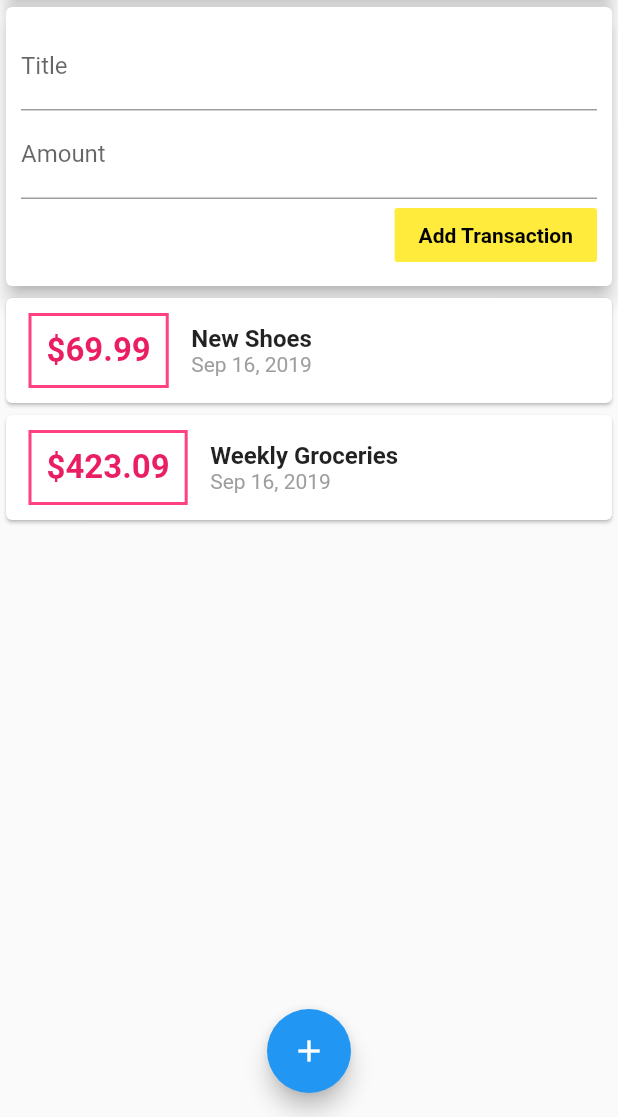
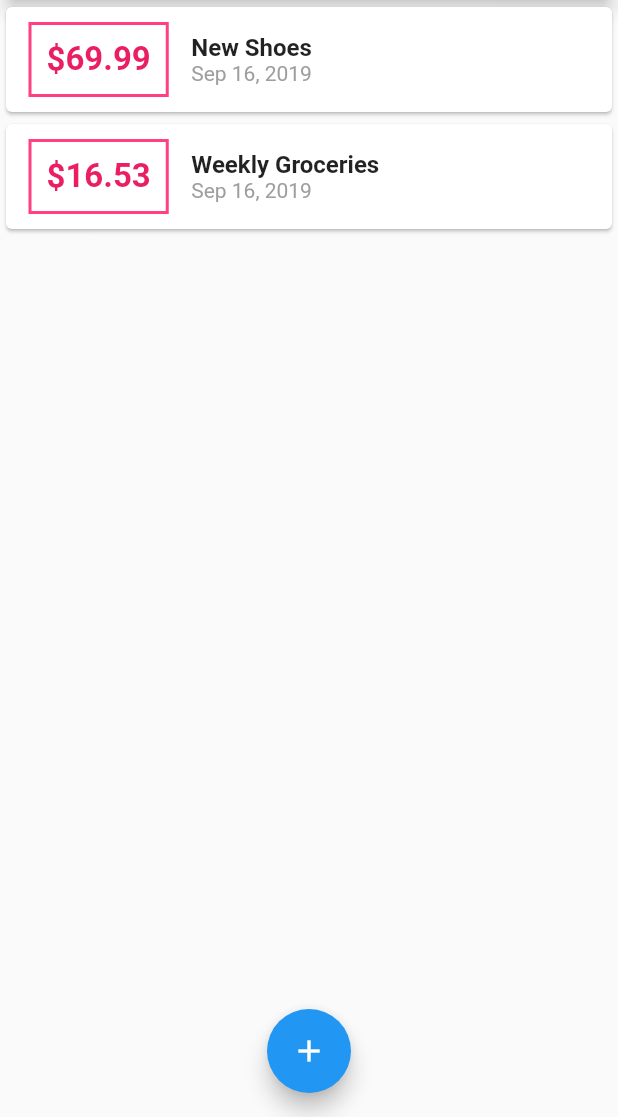
Before and after one commit to Fatimamostafa/Flutter, a Flutter app: the screen it shows after launch, on a phone screen of 412 x 824 dp, the part 119-1236 px from its top. Run offline on Flutter 3.47's test engine with Material 2 defaults, Android fonts, the phone set to English and light mode, and no system bars.

```diff
--- a/lib/main.dart
+++ b/lib/main.dart
@@ -1,5 +1,7 @@
 import 'package:flutter/material.dart';
-import './widgets/user_transaction.dart';
+import 'package:flutter_basics/widgets/transaction_list.dart';
+import './models/transaction.dart';
+import './widgets/new_transaction.dart';
 
 
 void main() => runApp(MyApp());
@@ -14,8 +16,53 @@ class MyApp extends StatelessWidget {
   }
 }
 
-class MyHomePage extends StatelessWidget {
+class MyHomePage extends StatefulWidget {
 
+  @override
+  _MyHomePageState createState() => _MyHomePageState();
+}
+
+class _MyHomePageState extends State<MyHomePage> {
+  final List<Transaction> _userTransactions = [
+    Transaction(
+      id: 't1',
+      title: 'New Shoes',
+      amount: 69.99,
+      date: DateTime.now(),
+    ),
+    Transaction(
+      id: 't2',
+      title: 'Weekly Groceries',
+      amount: 16.53,
+      date: DateTime.now(),
+    ),
+  ];
+
+  void _addNewTransaction(String txTitle, double txAmount) {
+    final newTx = Transaction(
+      title: txTitle,
+      amount: txAmount,
+      date: DateTime.now(),
+      id: DateTime.now().toString(),
+    );
+
+    setState(() {
+      _userTransactions.add(newTx);
+    });
+  }
+
+  void _startAddNewTransaction(BuildContext ctx) {
+    showModalBottomSheet(
+      context: ctx,
+      builder: (_) {
+        return GestureDetector(
+          onTap: () {},
+          child: NewTransaction(_addNewTransaction),
+          behavior: HitTestBehavior.opaque,
+        );
+      },
+    );
+  }
     @override
     Widget build(BuildContext context) {
       return Scaffold(
@@ -24,9 +71,7 @@ class MyHomePage extends StatelessWidget {
           actions: <Widget>[
             IconButton(
               icon: Icon(Icons.add),
-            onPressed: () {
-
-            },
+              onPressed: () => _startAddNewTransaction(context),
             )
           ],
         ),
@@ -44,16 +89,14 @@ class MyHomePage extends StatelessWidget {
                   elevation: 5,
                 ),
               ),
-            UserTransactions()
+              TransactionList(_userTransactions)
             ],
           ),
         ),
         floatingActionButtonLocation: FloatingActionButtonLocation.centerFloat,
         floatingActionButton: FloatingActionButton(
           child: Icon(Icons.add),
-        onPressed: () {
-
-        },
+          onPressed: () => _startAddNewTransaction(context),
         ),
       );
     }
--- a/lib/widgets/new_transaction.dart
+++ b/lib/widgets/new_transaction.dart
@@ -1,12 +1,34 @@
 import 'package:flutter/material.dart';
 
-class NewTransaction extends StatelessWidget {
-  final titleController = TextEditingController();
-  final amountController = TextEditingController();
-
+class NewTransaction extends StatefulWidget {
   final Function addTx;
 
   NewTransaction(this.addTx);
+
+  @override
+  _NewTransactionState createState() => _NewTransactionState();
+}
+
+class _NewTransactionState extends State<NewTransaction> {
+  final titleController = TextEditingController();
+
+  final amountController = TextEditingController();
+
+  void submitData() {
+    final enteredTitle = titleController.text;
+    final enteredAmount = double.parse(amountController.text);
+
+    if (enteredTitle.isEmpty || enteredAmount <= 0) {
+      return;
+    }
+
+    widget.addTx(
+      enteredTitle,
+      enteredAmount,
+    );
+
+    Navigator.of(context).pop();
+  }
 
   @override
   Widget build(BuildContext context) {
@@ -21,43 +43,25 @@ class NewTransaction extends StatelessWidget {
               decoration: InputDecoration(labelText: 'Title'),
               controller: titleController,
               onSubmitted: (_) => submitData(),
-              /* onChanged: (val) {
-                      titleInput = val;
-                    },*/
+              // onChanged: (val) {
+              //   titleInput = val;
+              // },
             ),
             TextField(
               decoration: InputDecoration(labelText: 'Amount'),
               controller: amountController,
               keyboardType: TextInputType.number,
-              onSubmitted: (_) =>
-                  submitData(), //I get an argument but I don't plan on using it (_)
-              /* onChanged: (val) => amountInput = val,*/
+              onSubmitted: (_) => submitData(),
+              // onChanged: (val) => amountInput = val,
             ),
             FlatButton(
-              color: Colors.yellow,
-              child: Text(
-                'Add Transaction',
-                style:
-                    TextStyle(color: Colors.black, fontWeight: FontWeight.bold),
-              ),
-              onPressed: () {
-                submitData;
-              },
-            )
+              child: Text('Add Transaction'),
+              textColor: Colors.purple,
+              onPressed: submitData,
+            ),
           ],
         ),
       ),
     );
   }
-
-  void submitData() {
-    final enteredTitle = titleController.text;
-    final enteredAmount = double.parse(amountController.text);
-
-    if(enteredTitle.isEmpty || enteredAmount < 0) {
-      return;
-    }
-
-    addTx(enteredTitle, enteredAmount);
-  }
 }
--- a/lib/widgets/user_transaction.dart
+++ /dev/null
@@ -1,43 +0,0 @@
-import 'package:flutter/material.dart';
-import '../models/transaction.dart';
-import './new_transaction.dart';
-import './transaction_list.dart';
-
-class UserTransactions extends StatefulWidget {
-  @override
-  _UserTransactionsState createState() => _UserTransactionsState();
-}
-
-class _UserTransactionsState extends State<UserTransactions> {
-  final List<Transaction> _userTransaction = [
-    Transaction(
-        id: 't1', title: 'New Shoes', amount: 69.99, date: DateTime.now()),
-    Transaction(
-        id: 't2',
-        title: 'Weekly Groceries',
-        amount: 423.09,
-        date: DateTime.now())
-  ];
-
-  void _addNewTransaction(String txTitle, double txAmount) {
-    final newTx = Transaction(
-        title: txTitle,
-        amount: txAmount,
-        date: DateTime.now(),
-        id: DateTime.now().toString());
-
-    setState(() {
-      _userTransaction.add(newTx);
-    });
-  }
-
-  @override
-  Widget build(BuildContext context) {
-    return Column(
-      children: <Widget>[
-        NewTransaction(_addNewTransaction),
-        TransactionList(_userTransaction)
-      ],
-    );
-  }
-}
```
Lines whose indentation alone changed are shown as unchanged.
